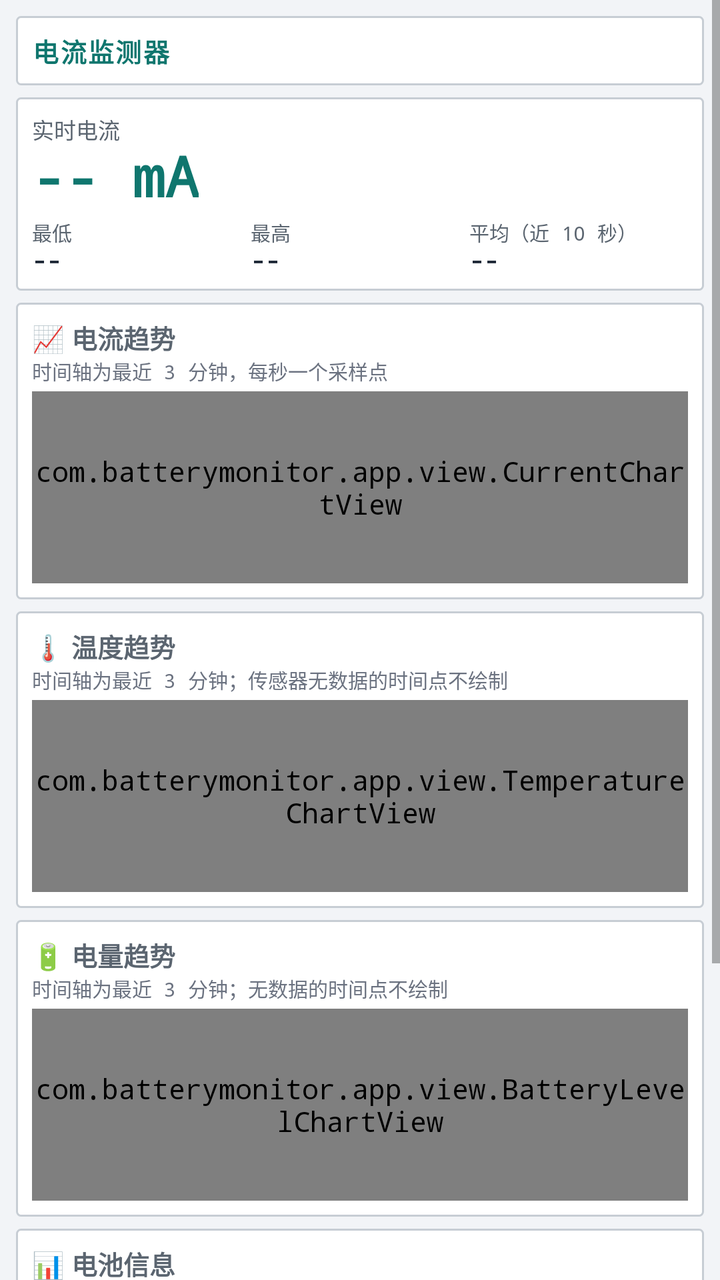
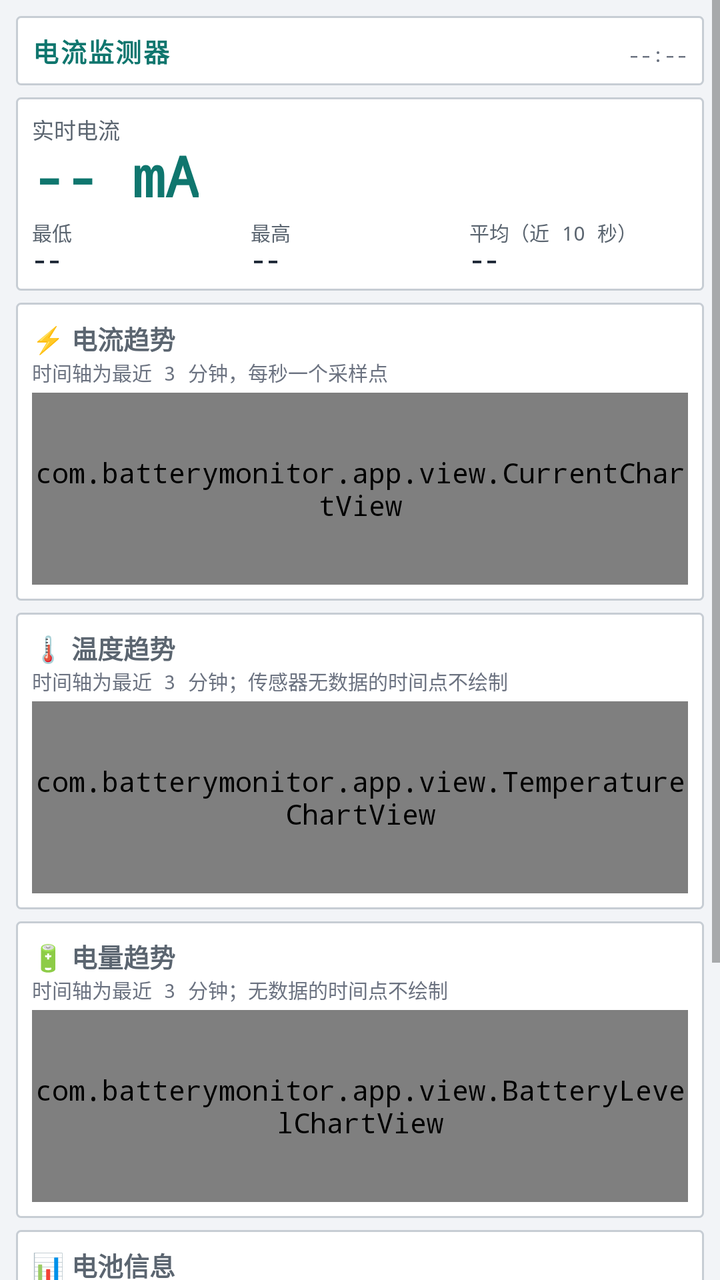

An Android layout rendered at two revisions. The XML below is the earlier revision; the diff shows what the commit changed to produce the second picture.
<!-- AndroidManifest.xml: application theme AppTheme -->
<!-- res/layout/activity_main.xml -->
<?xml version="1.0" encoding="utf-8"?>
<ScrollView xmlns:android="http://schemas.android.com/apk/res/android"
    android:layout_width="match_parent"
    android:layout_height="match_parent"
    android:fitsSystemWindows="true"
    android:clipToPadding="false">

    <LinearLayout
        android:layout_width="match_parent"
        android:layout_height="wrap_content"
        android:orientation="vertical"
        android:padding="@dimen/page_padding">

        
        <LinearLayout
            android:layout_width="match_parent"
            android:layout_height="wrap_content"
            android:orientation="vertical"
            android:background="@drawable/bg_panel"
            android:padding="@dimen/panel_padding"
            android:layout_marginBottom="@dimen/block_gap">

            <TextView
                android:layout_width="wrap_content"
                android:layout_height="wrap_content"
                android:text="@string/app_name"
                style="@style/TopBarTitle" />
        </LinearLayout>

        
        <LinearLayout
            android:layout_width="match_parent"
            android:layout_height="wrap_content"
            android:orientation="vertical"
            android:background="@drawable/bg_panel"
            android:padding="@dimen/panel_padding"
            android:layout_marginBottom="@dimen/block_gap">

            <TextView
                android:layout_width="wrap_content"
                android:layout_height="wrap_content"
                android:text="@string/label_realtime_current"
                style="@style/PanelLabel" />

            <TextView
                android:id="@+id/tvCurrentCurrent"
                android:layout_width="wrap_content"
                android:layout_height="wrap_content"
                android:text="@string/current_placeholder"
                style="@style/Reading" />

            
            <LinearLayout
                android:layout_width="match_parent"
                android:layout_height="wrap_content"
                android:orientation="horizontal"
                android:baselineAligned="false"
                android:layout_marginTop="@dimen/row_gap">

                <LinearLayout
                    android:layout_width="0dp"
                    android:layout_height="wrap_content"
                    android:layout_weight="1"
                    android:orientation="vertical">

                    <TextView
                        android:layout_width="match_parent"
                        android:layout_height="wrap_content"
                        android:text="@string/label_min_current"
                        style="@style/StatLabel" />

                    <TextView
                        android:id="@+id/tvCurrentMin"
                        android:layout_width="match_parent"
                        android:layout_height="wrap_content"
                        android:text="@string/dash_placeholder"
                        style="@style/StatValue" />
                </LinearLayout>

                <LinearLayout
                    android:layout_width="0dp"
                    android:layout_height="wrap_content"
                    android:layout_weight="1"
                    android:orientation="vertical">

                    <TextView
                        android:layout_width="match_parent"
                        android:layout_height="wrap_content"
                        android:text="@string/label_max_current"
                        style="@style/StatLabel" />

                    <TextView
                        android:id="@+id/tvCurrentMax"
                        android:layout_width="match_parent"
                        android:layout_height="wrap_content"
                        android:text="@string/dash_placeholder"
                        style="@style/StatValue" />
                </LinearLayout>

                <LinearLayout
                    android:layout_width="0dp"
                    android:layout_height="wrap_content"
                    android:layout_weight="1"
                    android:orientation="vertical">

                    <TextView
                        android:layout_width="match_parent"
                        android:layout_height="wrap_content"
                        android:text="@string/label_avg_current"
                        style="@style/StatLabel" />

                    <TextView
                        android:id="@+id/tvCurrentAvg"
                        android:layout_width="match_parent"
                        android:layout_height="wrap_content"
                        android:text="@string/dash_placeholder"
                        style="@style/StatValue" />
                </LinearLayout>
            </LinearLayout>
        </LinearLayout>

        
        <LinearLayout
            android:layout_width="match_parent"
            android:layout_height="wrap_content"
            android:orientation="vertical"
            android:background="@drawable/bg_panel"
            android:padding="@dimen/panel_padding"
            android:layout_marginBottom="@dimen/block_gap">

            <TextView
                android:layout_width="wrap_content"
                android:layout_height="wrap_content"
                android:text="@string/label_current_chart"
                style="@style/SectionTitle" />

            <TextView
                android:layout_width="match_parent"
                android:layout_height="wrap_content"
                android:text="@string/chart_axis_note"
                style="@style/NoteText" />

            <com.batterymonitor.app.view.CurrentChartView
                android:id="@+id/chartCurrent"
                android:layout_width="match_parent"
                android:layout_height="@dimen/chart_height"
                android:layout_marginTop="@dimen/row_gap" />
        </LinearLayout>

        
        <LinearLayout
            android:layout_width="match_parent"
            android:layout_height="wrap_content"
            android:orientation="vertical"
            android:background="@drawable/bg_panel"
            android:padding="@dimen/panel_padding"
            android:layout_marginBottom="@dimen/block_gap">

            <TextView
                android:layout_width="wrap_content"
                android:layout_height="wrap_content"
                android:text="@string/label_temperature_chart"
                style="@style/SectionTitle" />

            <TextView
                android:layout_width="match_parent"
                android:layout_height="wrap_content"
                android:text="@string/chart_axis_note_temperature"
                style="@style/NoteText" />

            <com.batterymonitor.app.view.TemperatureChartView
                android:id="@+id/chartTemperature"
                android:layout_width="match_parent"
                android:layout_height="@dimen/chart_height"
                android:layout_marginTop="@dimen/row_gap" />
        </LinearLayout>

        
        <LinearLayout
            android:layout_width="match_parent"
            android:layout_height="wrap_content"
            android:orientation="vertical"
            android:background="@drawable/bg_panel"
            android:padding="@dimen/panel_padding"
            android:layout_marginBottom="@dimen/block_gap">

            <TextView
                android:layout_width="wrap_content"
                android:layout_height="wrap_content"
                android:text="@string/label_battery_level_chart"
                style="@style/SectionTitle" />

            <TextView
                android:layout_width="match_parent"
                android:layout_height="wrap_content"
                android:text="@string/chart_axis_note_level"
                style="@style/NoteText" />

            <com.batterymonitor.app.view.BatteryLevelChartView
                android:id="@+id/chartBatteryLevel"
                android:layout_width="match_parent"
                android:layout_height="@dimen/chart_height"
                android:layout_marginTop="@dimen/row_gap" />
        </LinearLayout>

        
        <LinearLayout
            android:layout_width="match_parent"
            android:layout_height="wrap_content"
            android:orientation="vertical"
            android:background="@drawable/bg_panel"
            android:padding="@dimen/panel_padding"
            android:layout_marginBottom="@dimen/block_gap">

            <TextView
                android:layout_width="wrap_content"
                android:layout_height="wrap_content"
                android:text="@string/label_battery_info"
                style="@style/SectionTitle" />

            
            <LinearLayout
                android:layout_width="match_parent"
                android:layout_height="wrap_content"
                android:orientation="horizontal"
                android:baselineAligned="false"
                android:layout_marginTop="@dimen/row_gap">

                <LinearLayout
                    android:layout_width="0dp"
                    android:layout_height="wrap_content"
                    android:layout_weight="1"
                    android:orientation="horizontal">

                    <TextView
                        android:layout_width="0dp"
                        android:layout_height="wrap_content"
                        android:layout_weight="1"
                        android:text="@string/label_level"
                        style="@style/PanelLabel" />

                    <TextView
                        android:id="@+id/tvBatteryLevel"
                        android:layout_width="0dp"
                        android:layout_height="wrap_content"
                        android:layout_weight="1.2"
                        android:gravity="end"
                        android:maxLines="1"
                        android:ellipsize="end"
                        android:text="@string/battery_level_placeholder"
                        android:textColor="@color/accent_battery_level"
                        style="@style/PanelValue" />
                </LinearLayout>

                <LinearLayout
                    android:layout_width="0dp"
                    android:layout_height="wrap_content"
                    android:layout_weight="1"
                    android:layout_marginStart="@dimen/panel_padding"
                    android:orientation="horizontal">

                    <TextView
                        android:layout_width="0dp"
                        android:layout_height="wrap_content"
                        android:layout_weight="1"
                        android:text="@string/label_health"
                        style="@style/PanelLabel" />

                    <TextView
                        android:id="@+id/tvBatteryHealth"
                        android:layout_width="0dp"
                        android:layout_height="wrap_content"
                        android:layout_weight="1.2"
                        android:gravity="end"
                        android:maxLines="1"
                        android:ellipsize="end"
                        android:text="@string/dash_placeholder"
                        style="@style/PanelValue" />
                </LinearLayout>
            </LinearLayout>

            <View
                android:layout_width="match_parent"
                android:layout_height="@dimen/divider_height"
                android:background="@color/divider"
                android:layout_marginTop="@dimen/row_gap"
                android:layout_marginBottom="@dimen/row_gap" />

            <LinearLayout
                android:layout_width="match_parent"
                android:layout_height="wrap_content"
                android:orientation="horizontal"
                android:baselineAligned="false">

                <LinearLayout
                    android:layout_width="0dp"
                    android:layout_height="wrap_content"
                    android:layout_weight="1"
                    android:orientation="horizontal">

                    <TextView
                        android:layout_width="0dp"
                        android:layout_height="wrap_content"
                        android:layout_weight="1"
                        android:text="@string/label_temperature"
                        style="@style/PanelLabel" />

                    <TextView
                        android:id="@+id/tvBatteryTemp"
                        android:layout_width="0dp"
                        android:layout_height="wrap_content"
                        android:layout_weight="1.2"
                        android:gravity="end"
                        android:maxLines="1"
                        android:ellipsize="end"
                        android:text="@string/battery_temp_placeholder"
                        android:textColor="@color/accent_temperature"
                        style="@style/PanelValue" />
                </LinearLayout>

                <LinearLayout
                    android:layout_width="0dp"
                    android:layout_height="wrap_content"
                    android:layout_weight="1"
                    android:layout_marginStart="@dimen/panel_padding"
                    android:orientation="horizontal">

                    <TextView
                        android:layout_width="0dp"
                        android:layout_height="wrap_content"
                        android:layout_weight="1"
                        android:text="@string/label_voltage"
                        style="@style/PanelLabel" />

                    <TextView
                        android:id="@+id/tvBatteryVoltage"
                        android:layout_width="0dp"
                        android:layout_height="wrap_content"
                        android:layout_weight="1.2"
                        android:gravity="end"
                        android:maxLines="1"
                        android:ellipsize="end"
                        android:text="@string/battery_voltage_placeholder"
                        style="@style/PanelValue" />
                </LinearLayout>
            </LinearLayout>
        </LinearLayout>

        
        <LinearLayout
            android:layout_width="match_parent"
            android:layout_height="wrap_content"
            android:orientation="vertical"
            android:background="@drawable/bg_panel"
            android:padding="@dimen/panel_padding"
            android:layout_marginBottom="@dimen/block_gap">

            <TextView
                android:layout_width="wrap_content"
                android:layout_height="wrap_content"
                android:text="@string/label_device_info"
                style="@style/SectionTitle" />

            <LinearLayout
                android:layout_width="match_parent"
                android:layout_height="wrap_content"
                android:orientation="horizontal"
                android:baselineAligned="false"
                android:layout_marginTop="@dimen/row_gap">

                <LinearLayout
                    android:layout_width="0dp"
                    android:layout_height="wrap_content"
                    android:layout_weight="1"
                    android:orientation="horizontal">

                    <TextView
                        android:layout_width="0dp"
                        android:layout_height="wrap_content"
                        android:layout_weight="1"
                        android:text="@string/label_model"
                        style="@style/PanelLabel" />

                    <TextView
                        android:id="@+id/tvPhoneModel"
                        android:layout_width="0dp"
                        android:layout_height="wrap_content"
                        android:layout_weight="1.2"
                        android:gravity="end"
                        android:maxLines="1"
                        android:ellipsize="end"
                        android:text="@string/dash_placeholder"
                        style="@style/PanelValue" />
                </LinearLayout>

                <LinearLayout
                    android:layout_width="0dp"
                    android:layout_height="wrap_content"
                    android:layout_weight="1"
                    android:layout_marginStart="@dimen/panel_padding"
                    android:orientation="horizontal">

                    <TextView
                        android:layout_width="0dp"
                        android:layout_height="wrap_content"
                        android:layout_weight="1"
                        android:text="@string/label_manufacturer"
                        style="@style/PanelLabel" />

                    <TextView
                        android:id="@+id/tvManufacturer"
                        android:layout_width="0dp"
                        android:layout_height="wrap_content"
                        android:layout_weight="1.2"
                        android:gravity="end"
                        android:maxLines="1"
                        android:ellipsize="end"
                        android:text="@string/dash_placeholder"
                        style="@style/PanelValue" />
                </LinearLayout>
            </LinearLayout>

            <View
                android:layout_width="match_parent"
                android:layout_height="@dimen/divider_height"
                android:background="@color/divider"
                android:layout_marginTop="@dimen/row_gap"
                android:layout_marginBottom="@dimen/row_gap" />

            <LinearLayout
                android:layout_width="match_parent"
                android:layout_height="wrap_content"
                android:orientation="horizontal"
                android:baselineAligned="false">

                <LinearLayout
                    android:layout_width="0dp"
                    android:layout_height="wrap_content"
                    android:layout_weight="1"
                    android:orientation="horizontal">

                    <TextView
                        android:layout_width="0dp"
                        android:layout_height="wrap_content"
                        android:layout_weight="1"
                        android:text="@string/label_system"
                        style="@style/PanelLabel" />

                    <TextView
                        android:id="@+id/tvAndroidVersion"
                        android:layout_width="0dp"
                        android:layout_height="wrap_content"
                        android:layout_weight="1.2"
                        android:gravity="end"
                        android:maxLines="1"
                        android:ellipsize="end"
                        android:text="@string/dash_placeholder"
                        style="@style/PanelValue" />
                </LinearLayout>

                
                <Space
                    android:layout_width="0dp"
                    android:layout_height="1dp"
                    android:layout_weight="1" />
            </LinearLayout>
        </LinearLayout>

        
        <LinearLayout
            android:layout_width="match_parent"
            android:layout_height="wrap_content"
            android:orientation="vertical"
            android:background="@drawable/bg_panel"
            android:padding="@dimen/panel_padding">

            <TextView
                android:layout_width="match_parent"
                android:layout_height="wrap_content"
                android:text="@string/note_text"
                style="@style/NoteText" />
        </LinearLayout>

    </LinearLayout>
</ScrollView>
<!-- resources referenced by this layout -->
<resources>
  <color name="accent_battery_level">#6D28D9</color>
  <color name="accent_temperature">#9D174D</color>
  <color name="divider">#E3E8ED</color>
  <dimen name="block_gap">6dp</dimen>
  <dimen name="chart_height">96dp</dimen>
  <dimen name="divider_height">1dp</dimen>
  <dimen name="page_padding">8dp</dimen>
  <dimen name="panel_padding">8dp</dimen>
  <dimen name="row_gap">3dp</dimen>
  <string name="app_name">电流监测器</string>
  <string name="battery_level_placeholder">--%%</string>
  <string name="battery_temp_placeholder">--°C</string>
  <string name="battery_voltage_placeholder">--V</string>
  <string name="chart_axis_note">时间轴为最近 3 分钟，每秒一个采样点</string>
  <string name="chart_axis_note_level">时间轴为最近 3 分钟；无数据的时间点不绘制</string>
  <string name="chart_axis_note_temperature">时间轴为最近 3 分钟；传感器无数据的时间点不绘制</string>
  <string name="current_placeholder">-- mA</string>
  <string name="dash_placeholder">--</string>
  <string name="label_avg_current">平均（近 10 秒）</string>
  <string name="label_battery_info">📊 电池信息</string>
  <string name="label_battery_level_chart">🔋 电量趋势</string>
  <string name="label_current_chart">📈 电流趋势</string>
  <string name="label_device_info">📱 设备信息</string>
  <string name="label_health">健康度</string>
  <string name="label_level">电量</string>
  <string name="label_manufacturer">制造商</string>
  <string name="label_max_current">最高</string>
  <string name="label_min_current">最低</string>
  <string name="label_model">型号</string>
  <string name="label_realtime_current">实时电流</string>
  <string name="label_system">系统</string>
  <string name="label_temperature">温度</string>
  <string name="label_temperature_chart">🌡️ 温度趋势</string>
  <string name="label_voltage">电压</string>
  <string name="note_text">说明：\n• 正数表示充电，负数表示放电\n• 健康度共 7 级：未知、良好、过热、损坏、过压、故障、低温</string>
  <style name="NoteText">
          <item name="android:textSize">@dimen/text_note</item>
          <item name="android:textColor">@color/text_note</item>
          <item name="android:lineSpacingMultiplier">1.1</item>
      </style>
  <style name="PanelLabel">
          <item name="android:textSize">@dimen/text_label</item>
          <item name="android:textColor">@color/text_label</item>
          <item name="android:includeFontPadding">false</item>
      </style>
  <style name="StatLabel">
          <item name="android:textSize">@dimen/text_stat_label</item>
          <item name="android:textColor">@color/text_label</item>
          <item name="android:includeFontPadding">false</item>
      </style>
  <style name="StatValue">
          <item name="android:textSize">@dimen/text_value</item>
          <item name="android:textColor">@color/text_value</item>
          <item name="android:textStyle">bold</item>
          <item name="android:includeFontPadding">false</item>
      </style>
  <color name="panel_bg">#FFFFFF</color>
  <dimen name="stroke_width">1dp</dimen>
  <color name="line">#C7CDD4</color>
  <dimen name="corner_radius">2dp</dimen>
  <dimen name="text_note">10sp</dimen>
  <color name="text_note">#6B7280</color>
  <dimen name="text_label">11sp</dimen>
  <color name="text_label">#5B6570</color>
  <dimen name="text_value">12sp</dimen>
  <color name="text_value">#1F2937</color>
  <dimen name="text_reading">28sp</dimen>
  <color name="accent_current">#0F766E</color>
  <dimen name="text_title">13sp</dimen>
  <dimen name="text_stat_label">10sp</dimen>
  <color name="primary">#0F766E</color>
  <color name="bg_page">#F2F4F7</color>
  <style name="AppTextView" parent="@android:style/Widget.Material.Light.TextView">
          <item name="android:fontFamily">monospace</item>
      </style>
  <!-- unchanged entries left out for length: 6 -->
</resources>

<!-- the commit's change to res/layout/activity_main.xml (unified diff, before → after) -->
@@ -15,16 +15,26 @@
         <LinearLayout
             android:layout_width="match_parent"
             android:layout_height="wrap_content"
-            android:orientation="vertical"
-            android:background="@drawable/bg_panel"
-            android:padding="@dimen/panel_padding"
-            android:layout_marginBottom="@dimen/block_gap">
-
-            <TextView
-                android:layout_width="wrap_content"
-                android:layout_height="wrap_content"
+            android:orientation="horizontal"
+            android:background="@drawable/bg_panel"
+            android:padding="@dimen/panel_padding"
+            android:layout_marginBottom="@dimen/block_gap">
+            
+
+            <TextView
+                android:layout_width="0dp"
+                android:layout_height="wrap_content"
+                android:layout_weight="1"
                 android:text="@string/app_name"
                 style="@style/TopBarTitle" />
+
+            <TextView
+                android:id="@+id/tvScreenOnCountdown"
+                android:layout_width="wrap_content"
+                android:layout_height="wrap_content"
+                android:maxLines="1"
+                android:text="@string/screen_on_countdown_idle"
+                style="@style/CountdownText" />
         </LinearLayout>
 
         
<!-- resource entries referenced after the edit -->
@@ -21,7 +21,7 @@
   <string name="label_avg_current">平均（近 10 秒）</string>
   <string name="label_battery_info">📊 电池信息</string>
   <string name="label_battery_level_chart">🔋 电量趋势</string>
-  <string name="label_current_chart">📈 电流趋势</string>
+  <string name="label_current_chart">⚡ 电流趋势</string>
   <string name="label_device_info">📱 设备信息</string>
   <string name="label_health">健康度</string>
   <string name="label_level">电量</string>
@@ -35,6 +35,12 @@
   <string name="label_temperature_chart">🌡️ 温度趋势</string>
   <string name="label_voltage">电压</string>
   <string name="note_text">说明：\n• 正数表示充电，负数表示放电\n• 健康度共 7 级：未知、良好、过热、损坏、过压、故障、低温</string>
+  <string name="screen_on_countdown_idle">--:--</string>
+  <style name="CountdownText">
+          <item name="android:textSize">@dimen/text_note</item>
+          <item name="android:textColor">@color/text_note</item>
+          <item name="android:includeFontPadding">false</item>
+      </style>
   <style name="NoteText">
           <item name="android:textSize">@dimen/text_note</item>
           <item name="android:textColor">@color/text_note</item>
